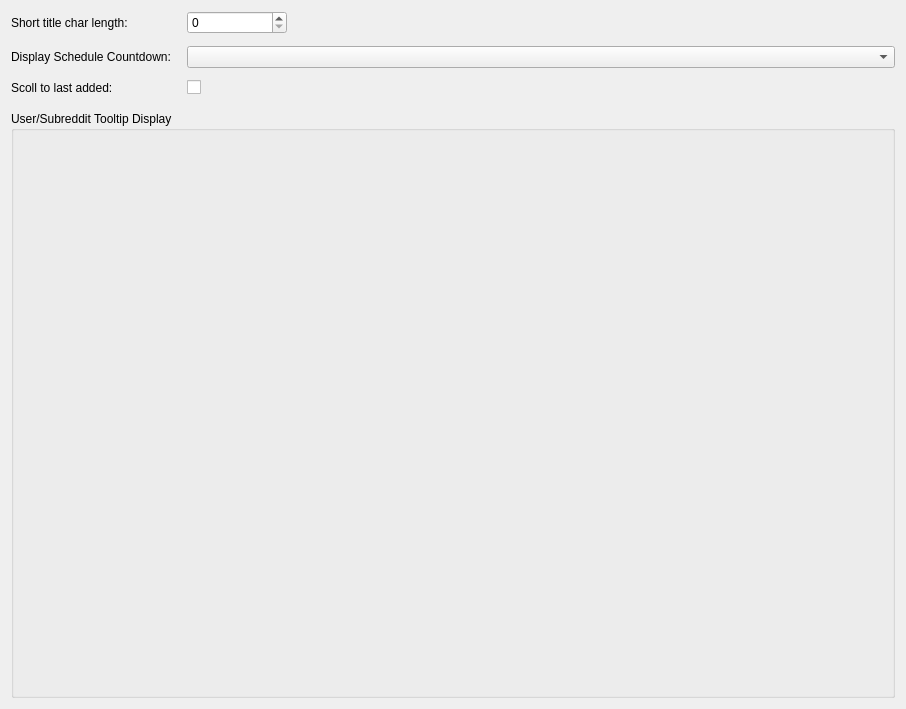
Old version of the form Resources/ui_files/settings/display_settings_widget.ui in the repository MalloyDelacroix/DownloaderForReddit.
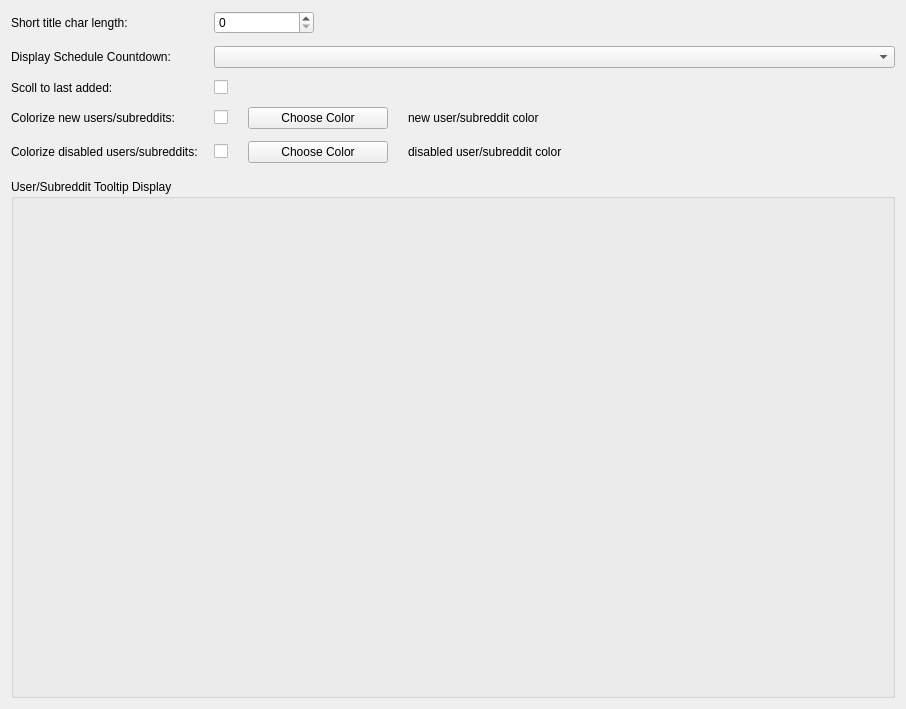
New version of the form.

Commit message: Add user selectable colors for new/disabled reddit objects

Patch:
```diff
--- a/Resources/ui_files/settings/display_settings_widget.ui
+++ b/Resources/ui_files/settings/display_settings_widget.ui
@@ -86,6 +86,126 @@
        </property>
       </widget>
      </item>
+     <item row="3" column="0">
+      <widget class="QLabel" name="label_4">
+       <property name="text">
+        <string>Colorize new users/subreddits:</string>
+       </property>
+      </widget>
+     </item>
+     <item row="4" column="0">
+      <widget class="QLabel" name="label_5">
+       <property name="text">
+        <string>Colorize disabled users/subreddits:</string>
+       </property>
+      </widget>
+     </item>
+     <item row="3" column="1">
+      <layout class="QHBoxLayout" name="horizontalLayout_2">
+       <property name="spacing">
+        <number>20</number>
+       </property>
+       <item>
+        <widget class="QCheckBox" name="colorize_new_checkbox">
+         <property name="text">
+          <string/>
+         </property>
+        </widget>
+       </item>
+       <item>
+        <widget class="QPushButton" name="choose_new_color_button">
+         <property name="minimumSize">
+          <size>
+           <width>140</width>
+           <height>0</height>
+          </size>
+         </property>
+         <property name="maximumSize">
+          <size>
+           <width>16777215</width>
+           <height>26</height>
+          </size>
+         </property>
+         <property name="text">
+          <string>Choose Color</string>
+         </property>
+        </widget>
+       </item>
+       <item>
+        <widget class="QLabel" name="new_ro_color_label">
+         <property name="text">
+          <string>new user/subreddit color</string>
+         </property>
+        </widget>
+       </item>
+       <item>
+        <spacer name="horizontalSpacer_2">
+         <property name="orientation">
+          <enum>Qt::Horizontal</enum>
+         </property>
+         <property name="sizeHint" stdset="0">
+          <size>
+           <width>40</width>
+           <height>20</height>
+          </size>
+         </property>
+        </spacer>
+       </item>
+      </layout>
+     </item>
+     <item row="4" column="1">
+      <layout class="QHBoxLayout" name="horizontalLayout_3">
+       <property name="spacing">
+        <number>20</number>
+       </property>
+       <item>
+        <widget class="QCheckBox" name="colorize_disabled_checkbox">
+         <property name="text">
+          <string/>
+         </property>
+        </widget>
+       </item>
+       <item>
+        <widget class="QPushButton" name="choose_disabled_color_button">
+         <property name="minimumSize">
+          <size>
+           <width>140</width>
+           <height>0</height>
+          </size>
+         </property>
+         <property name="maximumSize">
+          <size>
+           <width>16777215</width>
+           <height>26</height>
+          </size>
+         </property>
+         <property name="text">
+          <string>Choose Color</string>
+         </property>
+        </widget>
+       </item>
+       <item>
+        <widget class="QLabel" name="disabled_ro_color_label">
+         <property name="text">
+          <string>disabled user/subreddit color</string>
+         </property>
+        </widget>
+       </item>
+       <item>
+        <spacer name="horizontalSpacer_3">
+         <property name="orientation">
+          <enum>Qt::Horizontal</enum>
+         </property>
+         <property name="sizeHint" stdset="0">
+          <size>
+           <width>40</width>
+           <height>20</height>
+          </size>
+         </property>
+        </spacer>
+       </item>
+      </layout>
+     </item>
     </layout>
    </item>
    <item>
```
The commit also changes 5 other files.
